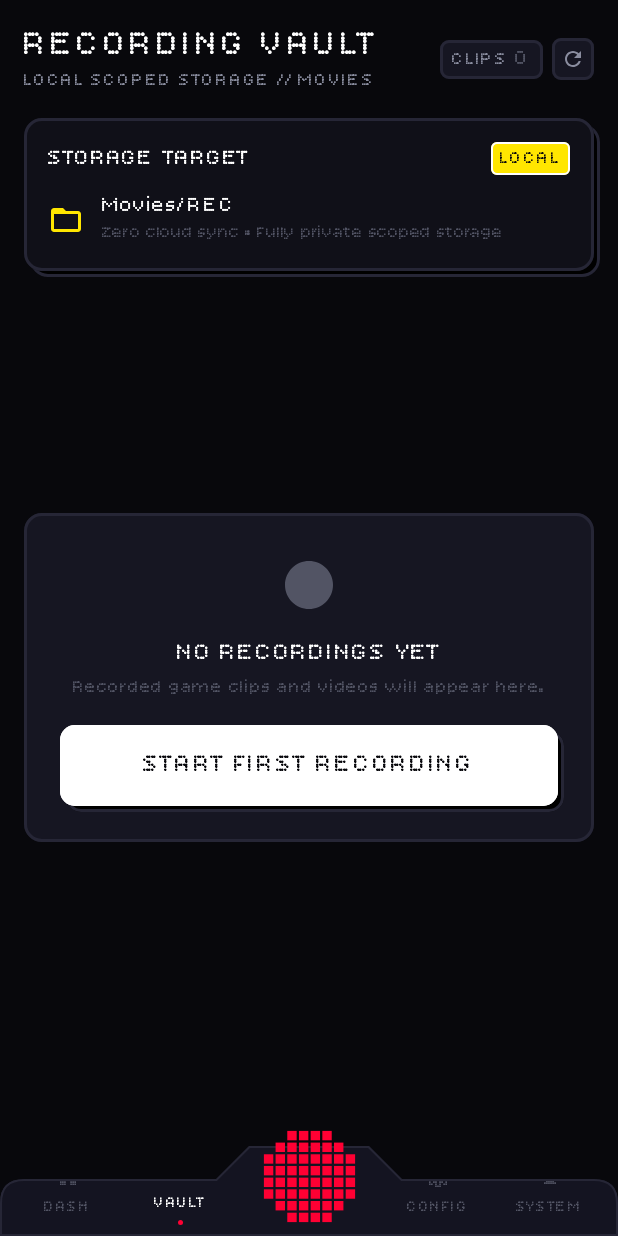
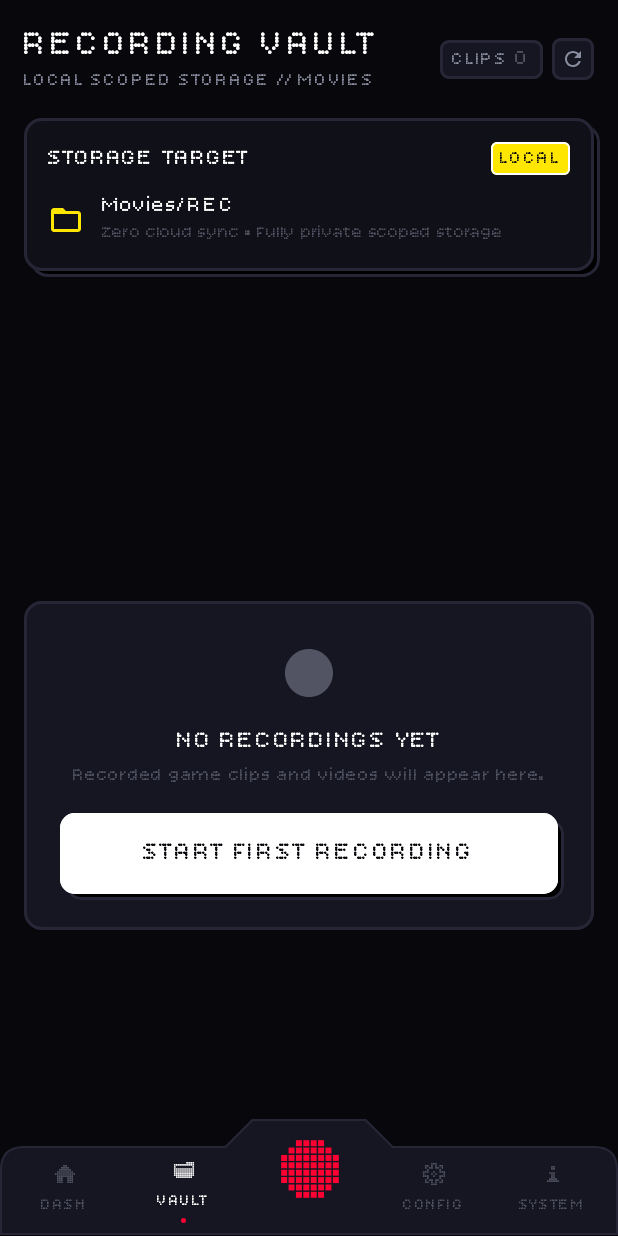
Before and after one commit to pixlofficial/rec, an Android app built with Jetpack Compose: the screen it shows after launch (MainActivity), after a tap on "VAULT", on a phone screen of 412 x 824 dp. Run offline under Robolectric (Android 15) with nearby library versions, the light colour scheme and no system bars; Roboto replaces fonts that are not available here.

Commit message:
fix(ui): resolve bottom navbar clipping, record shutter insets, and chamfer bleed

```diff
--- a/app/src/main/java/pixl/rec/ui/MainActivity.kt
+++ b/app/src/main/java/pixl/rec/ui/MainActivity.kt
@@ -13,6 +13,7 @@ import android.provider.Settings
 import android.widget.Toast
 import androidx.activity.ComponentActivity
 import androidx.activity.compose.setContent
+import androidx.activity.enableEdgeToEdge
 import androidx.activity.result.contract.ActivityResultContracts
 import androidx.activity.viewModels
 import androidx.compose.runtime.getValue
@@ -81,6 +82,7 @@ class MainActivity : ComponentActivity() {
     override fun onCreate(savedInstanceState: Bundle?) {
         // Transition from native 0ms splash window to app theme
         setTheme(R.style.Theme_REC)
+        enableEdgeToEdge()
         super.onCreate(savedInstanceState)
 
         handleIntent(intent)
--- a/app/src/main/java/pixl/rec/ui/main/MainScreen.kt
+++ b/app/src/main/java/pixl/rec/ui/main/MainScreen.kt
@@ -23,6 +23,7 @@ import androidx.compose.runtime.getValue
 import androidx.compose.runtime.mutableStateOf
 import androidx.compose.runtime.saveable.rememberSaveable
 import androidx.compose.runtime.setValue
+import androidx.compose.ui.Alignment
 import androidx.compose.ui.Modifier
 import androidx.compose.ui.unit.dp
 import androidx.lifecycle.viewmodel.compose.viewModel
@@ -51,29 +52,15 @@ fun MainScreen(
         currentTab = initialTab
     }
 
-    Scaffold(
-        containerColor = ObsidianCanvas,
-        contentWindowInsets = WindowInsets(0, 0, 0, 0),
-        bottomBar = {
-            BottomNavBar(
-                currentTab = currentTab,
-                onTabSelected = { currentTab = it },
-                isRecording = isRecording,
-                onRecordAction = {
-                    if (isRecording) {
-                        dashboardViewModel.stopRecording()
-                    } else {
-                        onRequestRecordPermission()
-                    }
-                }
-            )
-        }
-    ) { padding ->
+    Box(
+        modifier = Modifier
+            .fillMaxSize()
+            .background(ObsidianCanvas)
+    ) {
+        // Fullscreen edge-to-edge content layer
         Box(
             modifier = Modifier
                 .fillMaxSize()
-                .padding(padding)
-                .background(ObsidianCanvas)
                 .windowInsetsPadding(WindowInsets.statusBars)
                 .windowInsetsPadding(WindowInsets.systemBars.only(WindowInsetsSides.Horizontal))
         ) {
@@ -103,5 +90,20 @@ fun MainScreen(
                 }
             }
         }
+
+        // Floating Bottom Navigation Bar overlay
+        BottomNavBar(
+            currentTab = currentTab,
+            onTabSelected = { currentTab = it },
+            isRecording = isRecording,
+            onRecordAction = {
+                if (isRecording) {
+                    dashboardViewModel.stopRecording()
+                } else {
+                    onRequestRecordPermission()
+                }
+            },
+            modifier = Modifier.align(Alignment.BottomCenter)
+        )
     }
 }
--- a/app/src/main/java/pixl/rec/ui/navigation/BottomNavBar.kt
+++ b/app/src/main/java/pixl/rec/ui/navigation/BottomNavBar.kt
@@ -19,6 +19,7 @@ import androidx.compose.foundation.layout.WindowInsetsSides
 import androidx.compose.foundation.layout.fillMaxWidth
 import androidx.compose.foundation.layout.height
 import androidx.compose.foundation.layout.navigationBars
+import androidx.compose.foundation.layout.navigationBarsPadding
 import androidx.compose.foundation.layout.only
 import androidx.compose.foundation.layout.offset
 import androidx.compose.foundation.layout.padding
@@ -62,9 +63,9 @@ import pixl.rec.ui.theme.TextPrimary
  */
 class CrestedDockShape(
     private val cornerRadius: Dp = 16.dp,
-    private val crestHeight: Dp = 22.dp,
-    private val crestHalfWidth: Dp = 40.dp,
-    private val slopeWidth: Dp = 22.dp
+    private val crestHeight: Dp = 18.dp,
+    private val crestHalfWidth: Dp = 38.dp,
+    private val slopeWidth: Dp = 18.dp
 ) : Shape {
     override fun createOutline(
         size: Size,
@@ -126,25 +127,17 @@ fun BottomNavBar(
 ) {
     val navShape = remember { CrestedDockShape() }
 
-    // Insets strictly for bottom navigation bar (only when navbar is physically at the bottom)
-    val bottomNavInsets = WindowInsets.navigationBars.only(WindowInsetsSides.Bottom)
-    // Horizontal insets for side navigation bars or display cutouts in landscape
-    val horizontalInsets = WindowInsets.systemBars.only(WindowInsetsSides.Horizontal)
-
     Box(
         modifier = modifier
             .fillMaxWidth()
-            .background(Color.Transparent)
+            .navigationBarsPadding()
     ) {
         // Chamfered Canopy Dock Container
         Box(
             modifier = Modifier
                 .fillMaxWidth()
-                .align(Alignment.BottomCenter)
-                .windowInsetsPadding(horizontalInsets)
-                .windowInsetsPadding(bottomNavInsets)
                 .clip(navShape)
-                .background(SurfaceElevated.copy(alpha = 0.95f))
+                .background(SurfaceElevated)
                 .border(
                     width = 1.dp,
                     color = BorderStark,
@@ -154,8 +147,7 @@ fun BottomNavBar(
             Row(
                 modifier = Modifier
                     .fillMaxWidth()
-                    .height(60.dp)
-                    .padding(horizontal = 8.dp),
+                    .padding(top = 22.dp, bottom = 6.dp, start = 4.dp, end = 4.dp),
                 verticalAlignment = Alignment.CenterVertically
             ) {
                 // Left Tabs: DASHBOARD & VAULT
@@ -174,7 +166,7 @@ fun BottomNavBar(
                 )
 
                 // Shutter gap reservation under the canopy
-                Spacer(modifier = Modifier.weight(1.3f))
+                Spacer(modifier = Modifier.weight(1.1f))
 
                 // Right Tabs: SETTINGS & MORE
                 NavTabItem(
@@ -199,7 +191,7 @@ fun BottomNavBar(
             onRecordAction = onRecordAction,
             modifier = Modifier
                 .align(Alignment.TopCenter)
-                .offset(y = 19.dp)
+                .offset(y = (-6).dp)
         )
     }
 }
@@ -218,7 +210,7 @@ fun FloatingRecordShutter(
         val pulseTransition = rememberInfiniteTransition(label = "ShutterPulse")
         val scale by pulseTransition.animateFloat(
             initialValue = 1f,
-            targetValue = 1.04f,
+            targetValue = 1.05f,
             animationSpec = infiniteRepeatable(
                 animation = tween(1200, easing = FastOutSlowInEasing),
                 repeatMode = RepeatMode.Reverse
@@ -232,10 +224,10 @@ fun FloatingRecordShutter(
 
     Box(
         modifier = modifier
-            .size(118.dp)
+            .size(78.dp)
             .clickable(
                 interactionSource = remember { MutableInteractionSource() },
-                indication = ripple(bounded = false, radius = 59.dp),
+                indication = ripple(bounded = false, radius = 39.dp),
                 onClick = onRecordAction
             ),
         contentAlignment = Alignment.Center
@@ -247,7 +239,7 @@ fun FloatingRecordShutter(
             contentDescription = if (isRecording) "Stop Recording" else "Start Recording",
             tint = HyperCrimson,
             modifier = Modifier
-                .size(114.dp)
+                .size(72.dp)
                 .scale(pulseScale)
         )
     }
--- a/app/src/main/java/pixl/rec/ui/theme/Theme.kt
+++ b/app/src/main/java/pixl/rec/ui/theme/Theme.kt
@@ -41,10 +41,12 @@ fun RECTheme(
         SideEffect {
             val window = (view.context as? Activity)?.window
             if (window != null) {
-                window.statusBarColor = ObsidianCanvas.toArgb()
-                window.navigationBarColor = ObsidianCanvas.toArgb()
-                WindowCompat.getInsetsController(window, view).isAppearanceLightStatusBars = false
-                WindowCompat.getInsetsController(window, view).isAppearanceLightNavigationBars = false
+                WindowCompat.setDecorFitsSystemWindows(window, false)
+                window.statusBarColor = android.graphics.Color.TRANSPARENT
+                window.navigationBarColor = android.graphics.Color.TRANSPARENT
+                val insetsController = WindowCompat.getInsetsController(window, view)
+                insetsController.isAppearanceLightStatusBars = false
+                insetsController.isAppearanceLightNavigationBars = false
             }
         }
     }
```
